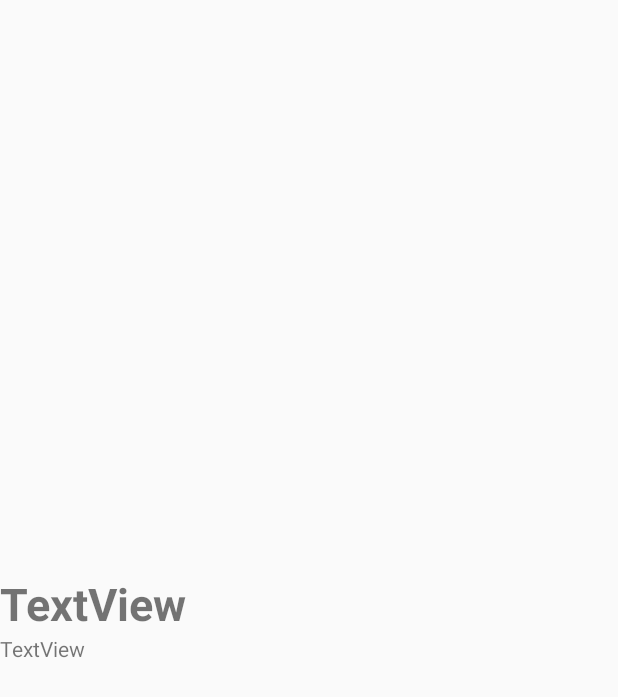
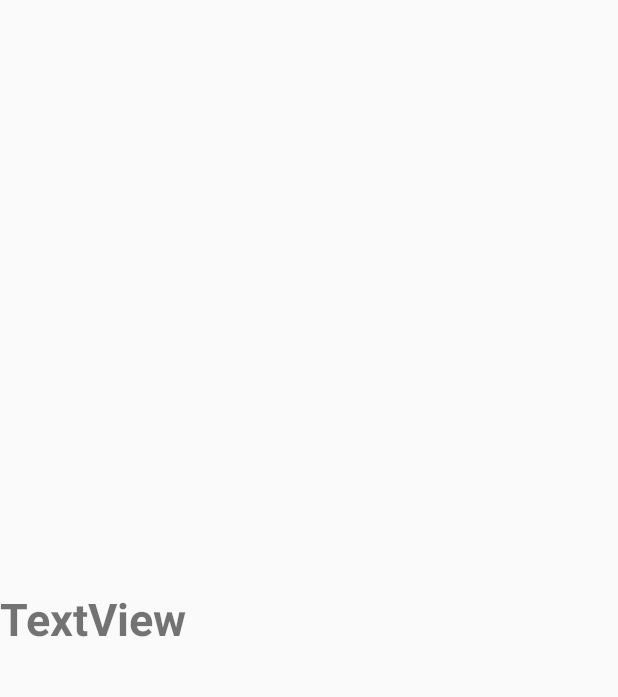
Before and after one commit to Meme-Police/FlashDashAgain, an Android app: the layout deck_list_item.xml on its own in the app's theme, with its tools: preview values and no code run, on a phone screen of 412 x 824 dp. Shown: the top 697 px of the screen. Run offline under Robolectric (Android 15) with nearby library versions, the phone set to English and light mode, and no system bars.

```diff
--- a/app/src/main/res/layout/deck_list_item.xml
+++ b/app/src/main/res/layout/deck_list_item.xml
@@ -31,11 +31,6 @@
                 app:layout_constraintEnd_toEndOf="parent"
                 app:layout_constraintStart_toStartOf="parent" />
 
-            <TextView
-                android:id="@+id/deckDescriptionID"
-                android:layout_width="match_parent"
-                android:layout_height="wrap_content"
-                android:text="TextView" />
         </LinearLayout>
     </LinearLayout>
 </androidx.constraintlayout.widget.ConstraintLayout>
```
Also changed, not shown: app/src/main/java/com/example/flashdashpersonal/CustomAdapter.java (added, +34 -0 lines), app/src/main/java/com/example/flashdashpersonal/DeckSelectActivity.java (+23 -2 lines), app/src/main/java/com/example/flashdashpersonal/newDeckActivity.java (+8 -5 lines).
